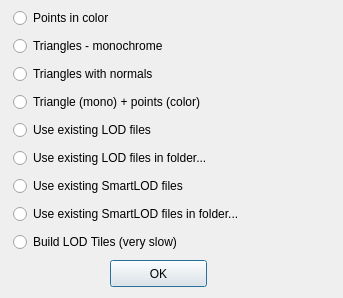
IfremerUnderwater/3DMetrics, file Src/3DMetrics/choose_loadingmode_dialog.ui: the form before one commit.
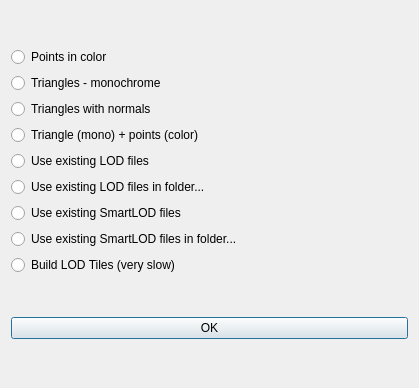
The form after the commit.

Commit message: Make some windows resizable

The edit to the form file:
```diff
--- a/Src/3DMetrics/choose_loadingmode_dialog.ui
+++ b/Src/3DMetrics/choose_loadingmode_dialog.ui
@@ -6,35 +6,15 @@
    <rect>
     <x>0</x>
     <y>0</y>
-    <width>343</width>
-    <height>298</height>
+    <width>419</width>
+    <height>388</height>
    </rect>
   </property>
   <property name="windowTitle">
    <string>Choose Loading Mode</string>
   </property>
-  <widget class="QPushButton" name="ok_button">
-   <property name="geometry">
-    <rect>
-     <x>110</x>
-     <y>260</y>
-     <width>97</width>
-     <height>27</height>
-    </rect>
-   </property>
-   <property name="text">
-    <string>OK</string>
-   </property>
-  </widget>
-  <widget class="QWidget" name="layoutWidget">
-   <property name="geometry">
-    <rect>
-     <x>13</x>
-     <y>6</y>
-     <width>311</width>
-     <height>257</height>
-    </rect>
-   </property>
+  <layout class="QVBoxLayout" name="verticalLayout_2">
+   <item>
    <layout class="QVBoxLayout" name="verticalLayout">
     <item>
      <widget class="QRadioButton" name="points_radio">
@@ -106,7 +86,15 @@
      </widget>
     </item>
    </layout>
-  </widget>
+   </item>
+   <item>
+    <widget class="QPushButton" name="ok_button">
+     <property name="text">
+      <string>OK</string>
+     </property>
+    </widget>
+   </item>
+  </layout>
  </widget>
  <resources/>
  <connections/>
```
Lines whose indentation alone changed are shown as unchanged. The commit also changes 2 other files.
